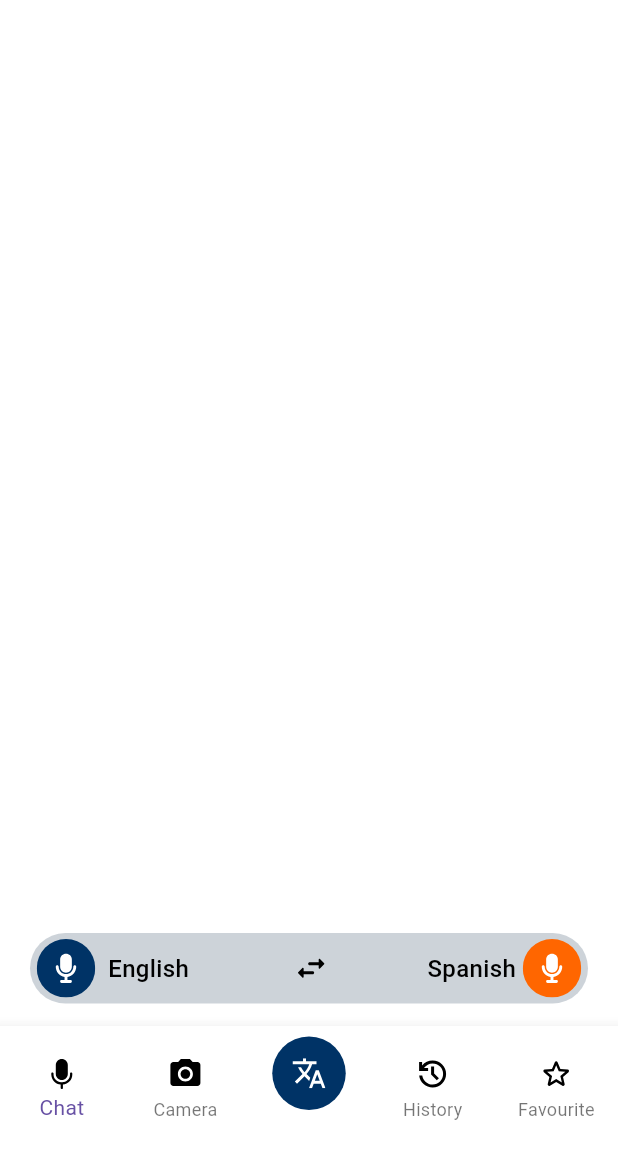
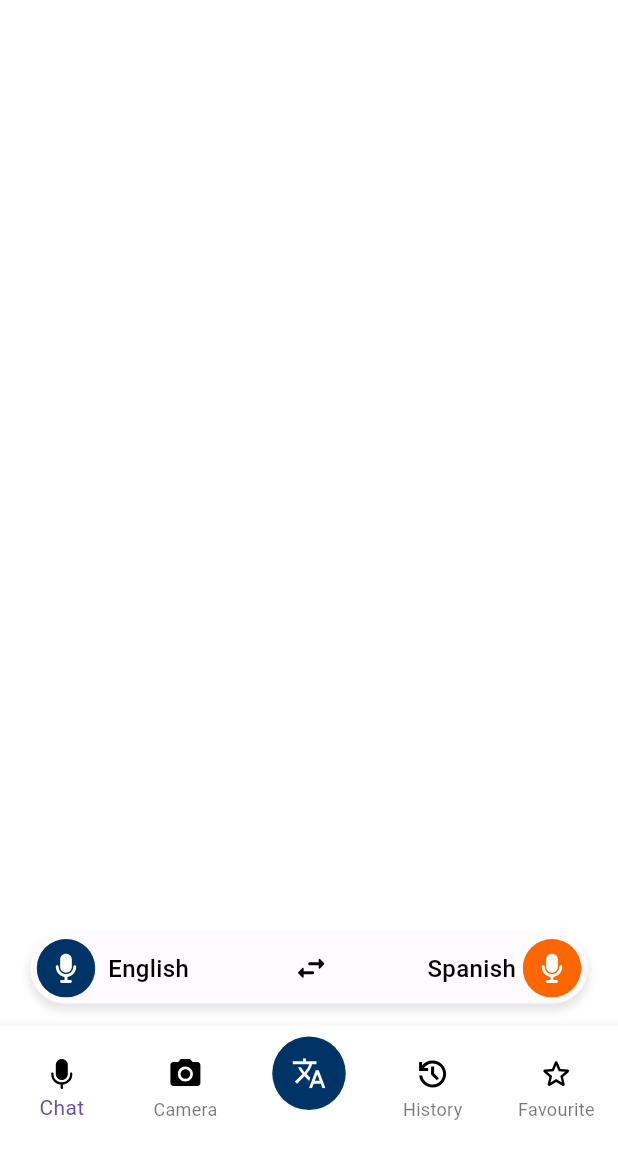
Before and after one commit to DamisolaT/sca-translator-app, a Flutter app: the screen it shows after launch, on a phone screen of 412 x 824 dp, the part 84-1236 px from its top. Run offline on Flutter 3.47's test engine with Material 3 defaults, Android fonts, the phone set to English and light mode, and no system bars; our stand-ins replace flutter_svg, html_unescape, speech_to_text; missing offline and left inert: translator; project files that could hold a hidden picture were left out.

Commit message:
updated mic container

```diff
--- a/lib/features/screens/voice_conversation/voice_conversation_screen.dart
+++ b/lib/features/screens/voice_conversation/voice_conversation_screen.dart
@@ -219,9 +219,18 @@ class SpeechTranslationContainer extends StatelessWidget {
         width: 320,
         height: 47,
         decoration: BoxDecoration(
-          color: AppColors.grey,
+          color: AppColors.cardColor,
           borderRadius: BorderRadius.circular(50),
+          boxShadow: [
+            BoxShadow(
+              color: Color.fromRGBO(0, 0, 0, 0.1),
+              offset: Offset(0, 4),
+              blurRadius: 4,
+              spreadRadius: 1,
+            ),
+          ],
         ),
+
         child: Row(
           mainAxisAlignment: MainAxisAlignment.spaceBetween,
           children: [
```
